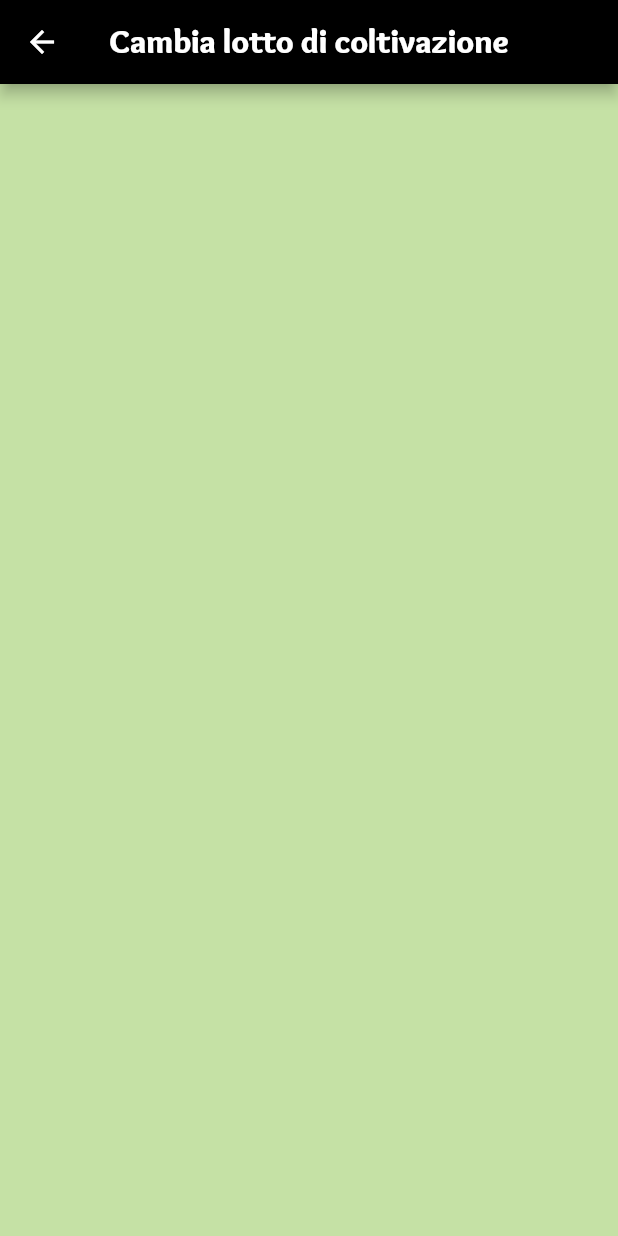
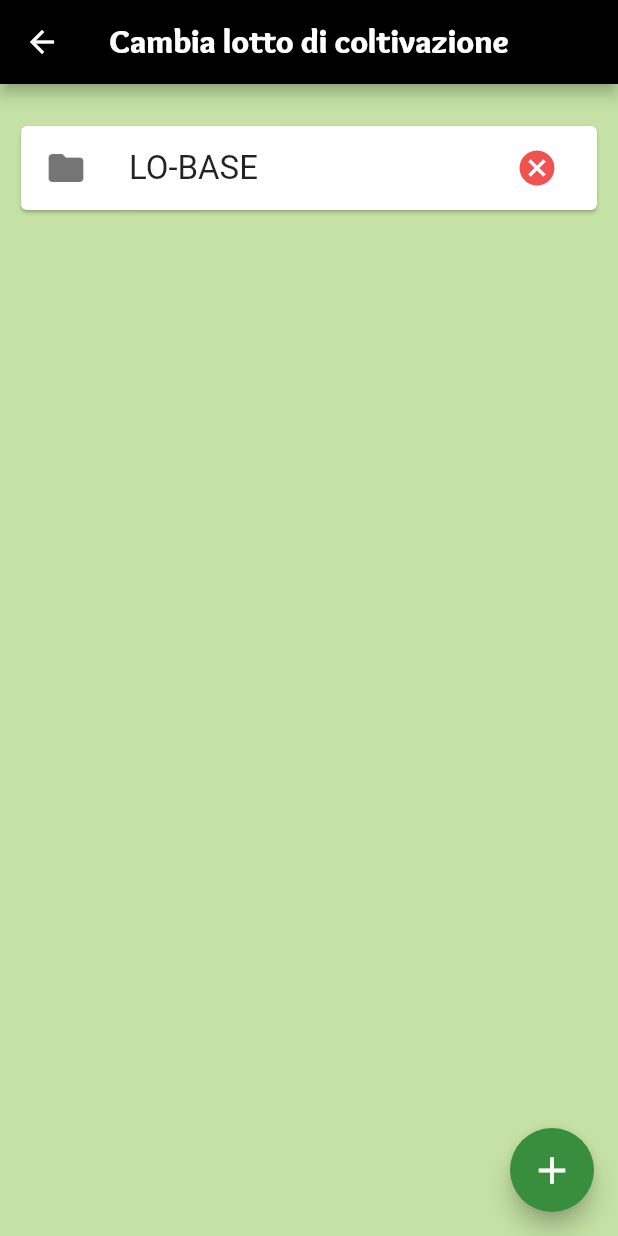
Before and after one commit to alessandrobelottidev/erbanova, a Flutter app: the screen it shows after launch, after a tap on "Cambia lotto di coltivazione", on a phone screen of 412 x 824 dp. Run offline on Flutter 3.47's test engine with Material 2 defaults, Android fonts, the phone set to English and light mode, and no system bars; our stand-ins replace image_picker, open_file.

Commit message:
Added lot functionalities, app almost ready to ship

```diff
--- /dev/null
+++ b/lib/Widgets/ListCultivationLots.dart
@@ -0,0 +1,88 @@
+import 'dart:io';
+import 'dart:async';
+import 'package:flutter/material.dart';
+import 'package:path/path.dart';
+import 'package:path_provider/path_provider.dart';
+
+class ListCultivationLots extends StatefulWidget {
+  @override
+  _ListCultivationLotsState createState() => _ListCultivationLotsState();
+}
+
+class _ListCultivationLotsState extends State<ListCultivationLots> {
+  Future<List<Directory>> listOfDirectories() async {
+    List<Directory> files = [];
+    final Directory? _appDocDir = await getExternalStorageDirectory();
+
+    if (_appDocDir != null) {
+      List<FileSystemEntity> entities = _appDocDir.listSync();
+      for (FileSystemEntity entity in entities) {
+        if (entity is Directory) {
+          files.add(entity);
+        }
+      }
+    }
+    return files;
+  }
+
+  Future<int> deleteDirectory(Directory directory) async {
+    try {
+      await directory.delete(recursive: true);
+    } catch (e) {
+      print(e);
+    }
+    directoryList = await listOfDirectories();
+    return 0;
+  }
+
+  List<Directory> directoryList = [];
+
+  @override
+  void initState() {
+    super.initState();
+
+    listOfDirectories().then((List<Directory> value) {
+      setState(() {
+        directoryList.clear();
+        directoryList = value;
+      });
+    });
+  }
+
+  @override
+  Widget build(BuildContext context) {
+    return ListView.builder(
+      itemCount: directoryList.length,
+      itemBuilder: (context, i) {
+        return Card(
+          child: ListTile(
+            onTap: () => Navigator.pop(context, directoryList[i].path),
+            leading: Icon(
+              Icons.folder,
+              color: Colors.black54,
+              size: 28.0,
+            ),
+            title: Text(
+              basename(directoryList[i].path),
+              style: const TextStyle(
+                fontSize: 22,
+              ),
+            ),
+            trailing: IconButton(
+              onPressed: () {
+                deleteDirectory(directoryList[i]).then((int i) {
+                  setState(() {});
+                });
+              },
+              icon: Icon(
+                Icons.cancel,
+                size: 28.0,
+                color: Colors.red[400],
+              ),
+            ),
+          ),
+        );
+      },
+    );
+  }
+}
--- a/lib/main.dart
+++ b/lib/main.dart
@@ -2,5 +2,12 @@ import 'package:flutter/material.dart';
 import 'package:erbanova/Screens/Menu.dart';
 
 void main() {
-  runApp(Menu());
+  runApp(
+    MaterialApp(
+        debugShowCheckedModeBanner: false,
+        theme: ThemeData(
+          accentColor: Colors.green[700],
+        ),
+        home: Menu()),
+  );
 }
--- a/lib/screens/CultivationLot.dart
+++ b/lib/screens/CultivationLot.dart
@@ -1,8 +1,10 @@
 import 'package:flutter/material.dart';
 
 // Widgets
-import 'package:erbanova/widgets/AppBar.dart';
-import 'package:erbanova/widgets/ListFilesInDirectory.dart';
+import 'package:erbanova/widgets/ListCultivationLots.dart';
+
+// Utilities
+import 'package:erbanova/utilities/CreateFile.dart';
 
 class CultivationLot extends StatefulWidget {
   final basePath;
@@ -13,11 +15,103 @@ class CultivationLot extends StatefulWidget {
 }
 
 class _CultivationLotState extends State<CultivationLot> {
+  Future<void> _inputLot() async {
+    var folderName = 'LO-';
+
+    return showDialog<void>(
+      context: context,
+      barrierDismissible: false, // user must tap button!
+      builder: (BuildContext context) {
+        return AlertDialog(
+          title: const Text('Aggiungi lotto'),
+          content: SingleChildScrollView(
+            child: ListBody(
+              children: [
+                TextField(
+                  controller: TextEditingController(text: folderName),
+                  decoration: inputDecoration('Nome lotto'),
+                  onChanged: (value) => folderName = value,
+                )
+              ],
+            ),
+          ),
+          actions: <Widget>[
+            TextButton(
+              child: Text(
+                'Annulla',
+                style: TextStyle(
+                  color: Colors.green[700],
+                ),
+              ),
+              onPressed: () {
+                Navigator.of(context).pop();
+              },
+            ),
+            TextButton(
+              child: Text(
+                'Crea',
+                style: TextStyle(
+                  color: Colors.green[700],
+                ),
+              ),
+              onPressed: () {
+                createFile(folderName);
+                Navigator.of(context).pop();
+              },
+            ),
+          ],
+        );
+      },
+    );
+  }
+
+  InputDecoration inputDecoration(String label) {
+    return InputDecoration(
+      labelText: label,
+      filled: true,
+      fillColor: Colors.white,
+      labelStyle: new TextStyle(color: Colors.black87),
+      enabledBorder: UnderlineInputBorder(
+        borderSide: BorderSide(color: Colors.green[700]!),
+      ),
+      focusedBorder: UnderlineInputBorder(
+        borderSide: BorderSide(color: Colors.green[700]!),
+      ),
+      border: UnderlineInputBorder(
+        borderSide: BorderSide(color: Colors.green[700]!),
+      ),
+    );
+  }
+
   @override
   Widget build(BuildContext context) {
     return Scaffold(
-      appBar: ErbanovaAppBarText('Cambia lotto di coltivazione'),
-      //floatingActionButton: AddButton(),
+      appBar: AppBar(
+        title: Text(
+          'Cambia lotto di coltivazione',
+          style: const TextStyle(
+            fontSize: 22,
+            fontFamily: 'Overlock',
+            fontWeight: FontWeight.w900,
+          ),
+        ),
+        leading: IconButton(
+          icon: Icon(Icons.arrow_back),
+          onPressed: () => Navigator.pop(context, widget.basePath),
+        ),
+        centerTitle: true,
+        backgroundColor: Colors.black,
+        brightness: Brightness.dark,
+      ),
+      floatingActionButton: FloatingActionButton(
+        onPressed: () async {
+          _inputLot().then((value) => Navigator.pop(context, widget.basePath));
+        },
+        child: Icon(
+          Icons.add_outlined,
+          size: 30.0,
+        ),
+      ),
       body: Container(
         color: Colors.lightGreen[200],
         child: Padding(
@@ -27,10 +121,7 @@ class _CultivationLotState extends State<CultivationLot> {
             children: [
               Container(
                 height: MediaQuery.of(context).size.height - 128.0,
-                child: ListFilesInDirectory(
-                  basePath: widget.basePath,
-                  directory: 'Report Germinazione',
-                ),
+                child: ListCultivationLots(),
               ),
             ],
           ),
--- a/lib/screens/menu.dart
+++ b/lib/screens/menu.dart
@@ -14,6 +14,7 @@ import 'package:erbanova/screens/Drying.dart';
 import 'package:erbanova/screens/EndOfHarvest.dart';
 import 'package:erbanova/screens/Germination.dart';
 import 'package:erbanova/screens/Vegetative.dart';
+import 'package:path/path.dart';
 
 class Menu extends StatefulWidget {
   @override
@@ -39,12 +40,7 @@ class _MenuState extends State<Menu> {
 
   @override
   Widget build(BuildContext context) {
-    return MaterialApp(
-      debugShowCheckedModeBanner: false,
-      theme: ThemeData(
-        accentColor: Colors.green[700],
-      ),
-      home: Scaffold(
+    return Scaffold(
       appBar: ErbanovaAppBarImage('assets/images/logo.png'),
       body: Container(
         color: Colors.lightGreen[200],
@@ -73,9 +69,40 @@ class _MenuState extends State<Menu> {
               ),
               Row(
                 children: [
-                    MenuButton(
-                        text: 'Cambia lotto di coltivazione',
-                        nextTab: CultivationLot(basePath: _currentPath)),
+                  Expanded(
+                    child: Padding(
+                      padding: const EdgeInsets.only(
+                          left: 6.0, top: 6.0, right: 6.0, bottom: 6.0),
+                      child: TextButton(
+                        onPressed: () async {
+                          Navigator.push(
+                                  context,
+                                  MaterialPageRoute(
+                                      builder: (context) => CultivationLot(
+                                          basePath: _currentPath)))
+                              .then((value) => setState(() {
+                                    this._currentPath = value;
+                                    this._currentLot = basename(value);
+                                  }));
+                        },
+                        child: Text(
+                          'Cambia lotto di coltivazione',
+                          textAlign: TextAlign.center,
+                        ),
+                        style: TextButton.styleFrom(
+                            padding: const EdgeInsets.all(16.0),
+                            primary: Colors.black,
+                            backgroundColor: Colors.white,
+                            textStyle: const TextStyle(
+                              fontSize: 22,
+                              fontFamily: 'Overlock',
+                              fontWeight: FontWeight.w900,
+                            ),
+                            shape: RoundedRectangleBorder(
+                                borderRadius: new BorderRadius.circular(8.0))),
+                      ),
+                    ),
+                  )
                 ],
               ),
               Row(
@@ -109,7 +136,6 @@ class _MenuState extends State<Menu> {
           ),
         ),
       ),
-      ),
     );
   }
 }
```
Also changed, not shown: lib/Utilities/CreateFile.dart (added, +38 -0 lines), lib/Widgets/ListFilesInDirectory.dart (+14 -2 lines). Lines whose indentation alone changed are shown as unchanged.
